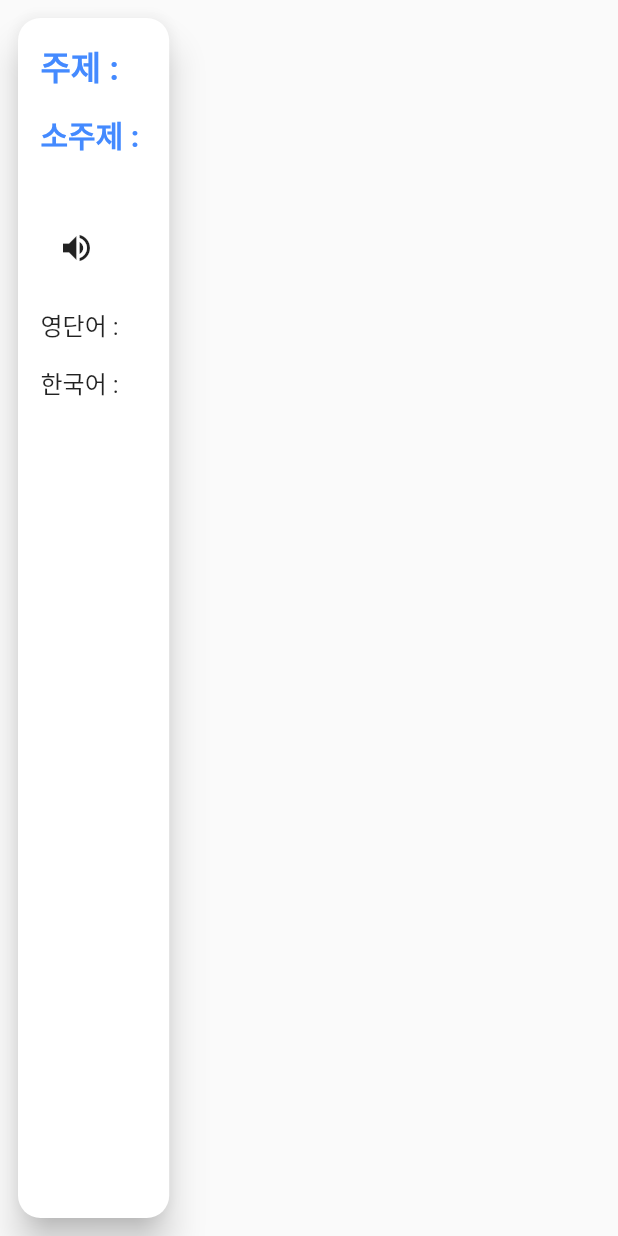
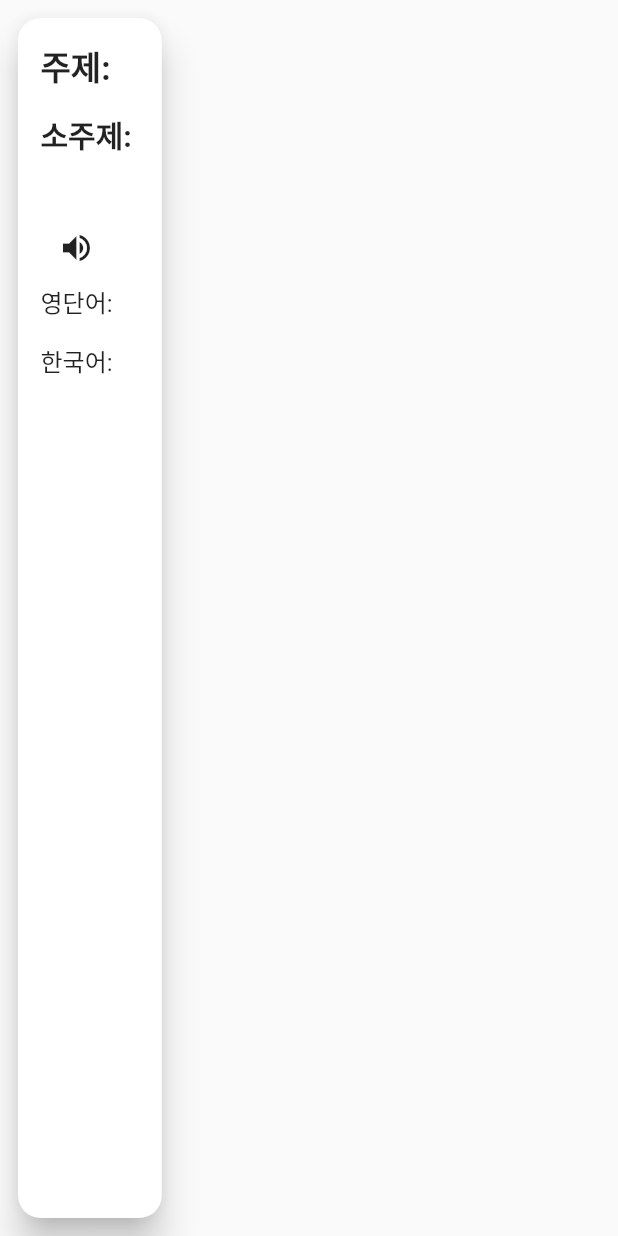
Before and after one commit to eddy961206/spanish_word_dart, a Flutter app: the WordDisplay widget shown alone on an empty page, opened directly with empty values, on a phone screen of 412 x 824 dp. Run offline on Flutter 3.47's test engine with Material 2 defaults, Android fonts, the phone set to English and light mode, and no system bars; our stand-ins replace flutter_dotenv, flutter_tts; network calls fail.

Commit message:
코드 개선(word,word_display.dart)

```diff
--- a/lib/word.dart
+++ b/lib/word.dart
@@ -27,9 +27,6 @@ Future<Word> fetchWord() async {
     throw Exception('서버로부터 단어를 가져오지 못했습니다..');
   }
 }
-
-
-
 
 class Word {
   final String mainTitle;
--- a/lib/word_display.dart
+++ b/lib/word_display.dart
@@ -1,5 +1,4 @@
 import 'package:flutter/material.dart';
-import 'package:cached_network_image/cached_network_image.dart';
 import 'package:spanish_word/word.dart';
 import 'package:flutter_tts/flutter_tts.dart';
 
@@ -7,7 +6,21 @@ class WordDisplay extends StatelessWidget {
   final Word word;
   final FlutterTts flutterTts = FlutterTts();
 
-  WordDisplay({super.key, required this.word});
+  WordDisplay({Key? key, required this.word}) : super(key: key);
+
+  Widget _buildText(String title, String? value, {double fontSize = 16, FontWeight fontWeight = FontWeight.normal}) {
+    return Column(
+      crossAxisAlignment: CrossAxisAlignment.start,
+      children: <Widget>[
+        Text(
+          "$title: ${value ?? 'N/A'}",
+          style: TextStyle(fontSize: fontSize, fontWeight: fontWeight),
+        ),
+        SizedBox(height: 15),
+      ],
+    );
+  }
+
   @override
   Widget build(BuildContext context) {
     return Padding(
@@ -22,16 +35,8 @@ class WordDisplay extends StatelessWidget {
           child: Column(
             crossAxisAlignment: CrossAxisAlignment.start,
             children: <Widget>[
-              Text(
-                "주제 : ${word.mainTitle ?? 'N/A'}",
-                style: TextStyle(fontSize: 22, fontWeight: FontWeight.bold, color: Colors.blueAccent),
-              ),
-              SizedBox(height: 15),
-              Text(
-                "소주제 : ${word.subTitle ?? 'N/A'}",
-                style: TextStyle(fontSize: 20, fontWeight: FontWeight.bold, color: Colors.blueAccent),
-              ),
-              SizedBox(height: 15),
+              _buildText('주제', word.mainTitle, fontSize: 22, fontWeight: FontWeight.bold),
+              _buildText('소주제', word.subTitle, fontSize: 20, fontWeight: FontWeight.bold),
               Text(
                 word.spanishWord ?? 'N/A',
                 style: TextStyle(fontSize: 18, fontWeight: FontWeight.bold),
@@ -43,25 +48,8 @@ class WordDisplay extends StatelessWidget {
                   await flutterTts.speak(word.spanishWord ?? '');
                 },
               ),
-              SizedBox(height: 15),
-              Text(
-                "영단어 : ${word.englishWord ?? 'N/A'}",
-                style: TextStyle(fontSize: 16),
-              ),
-              SizedBox(height: 15),
-              Text(
-                "한국어 : ${word.koreanWord ?? 'N/A'}",
-                style: TextStyle(fontSize: 16),
-              ),
-              // CachedNetworkImage(
-              //   imageUrl: word.imageUrl,
-              //   placeholder: (context, url) => CircularProgressIndicator(),
-              //   errorWidget: (context, url, error) => Icon(Icons.error),
-              // ),
-              // SizedBox(height: 10),
-              // Text(word.exampleSentence),
-              // SizedBox(height: 10),
-              // Text(word.sentenceTranslation),
+              _buildText('영단어', word.englishWord),
+              _buildText('한국어', word.koreanWord),
             ],
           ),
         ),
```
